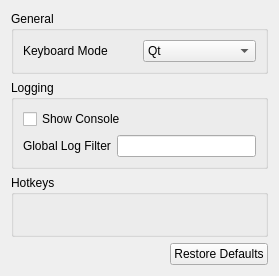
Qt form src/citra/configuration/configure_general.ui (GreenAmaranthine/citra) before a commit.
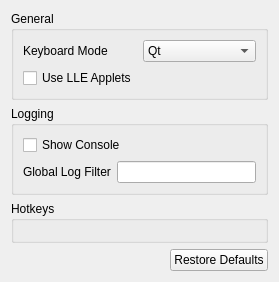
The same form after that commit. Custom widgets are drawn as their Qt base class.

Commit message: applets: remove global state

The edit to the form file:
```diff
--- a/src/citra/configuration/configure_general.ui
+++ b/src/citra/configuration/configure_general.ui
@@ -7,7 +7,7 @@
     <x>0</x>
     <y>0</y>
     <width>279</width>
-    <height>276</height>
+    <height>282</height>
    </rect>
   </property>
   <property name="windowTitle">
@@ -52,6 +52,13 @@
             </item>
            </layout>
           </item>
+          <item>
+           <widget class="QCheckBox" name="use_lle_applets">
+            <property name="text">
+             <string>Use LLE Applets</string>
+            </property>
+           </widget>
+          </item>
          </layout>
         </item>
        </layout>
```
The commit also changes 24 other files.
